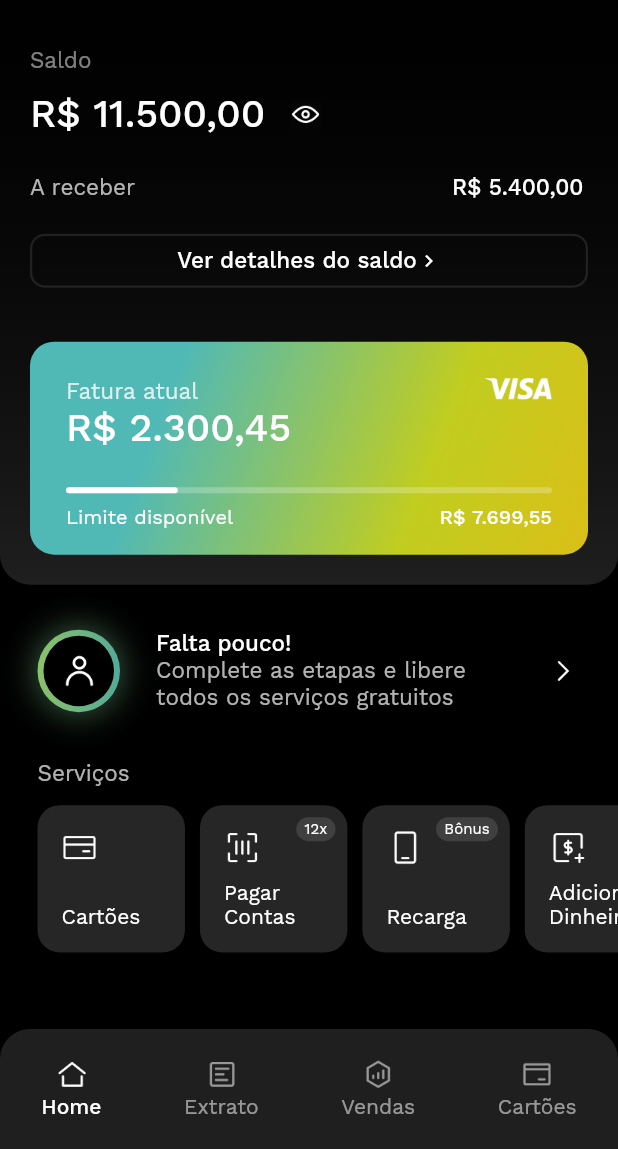
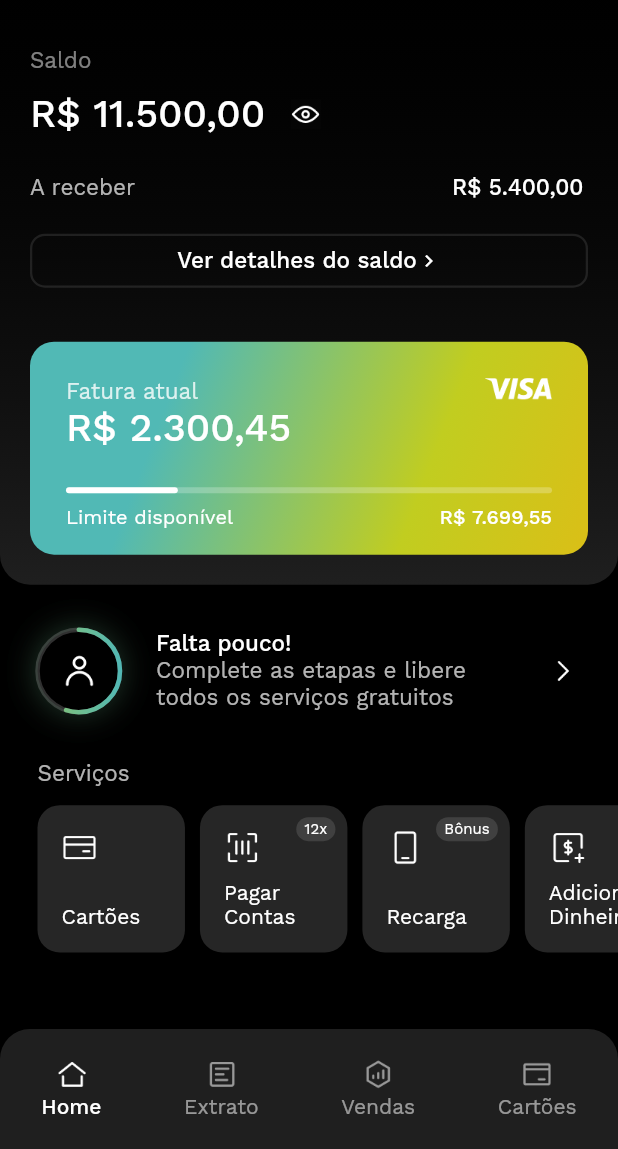
Before and after one commit to luscas/pagbank, a Flutter app: the screen it shows after launch, after a tap on "começar", on a phone screen of 412 x 824 dp, the part 87-1236 px from its top. Run offline on Flutter 3.47's test engine with Material 2 defaults, Android fonts, the phone set to English and light mode, and no system bars.

Commit message:
:bug: CircularPaint

```diff
--- /dev/null
+++ b/lib/dashboard/components/circular_paint.dart
@@ -0,0 +1,69 @@
+/// CircularPaint
+/// @author Yeasin Sheikh
+/// @url https://stackoverflow.com/questions/70871081/circle-progress-gradient-border-in-flutter/70897589#70897589
+
+import 'package:flutter/material.dart';
+import 'dart:math' as math;
+
+double deg2rad(double deg) => deg * math.pi / 180;
+
+class CircularPaint extends CustomPainter {
+  /// ring/border thickness, default  it will be 8px [borderThickness].
+  final double borderThickness;
+  final double progressValue;
+
+  CircularPaint({
+    this.borderThickness = 3.0,
+    required this.progressValue,
+  });
+
+  @override
+  void paint(Canvas canvas, Size size) {
+    Offset center = Offset(size.width / 2, size.height / 2);
+
+    final rect =
+    Rect.fromCenter(center: center, width: size.width, height: size.height);
+
+    Paint paint = Paint()
+      ..color = Colors.grey.withOpacity(.3)
+      ..style = PaintingStyle.stroke
+      ..strokeCap = StrokeCap.round
+      ..strokeWidth = borderThickness;
+
+    //grey background
+    canvas.drawArc(
+      rect,
+      deg2rad(0),
+      deg2rad(360),
+      false,
+      paint,
+    );
+
+    Paint progressBarPaint = Paint()
+      ..style = PaintingStyle.stroke
+      ..strokeCap = StrokeCap.round
+      ..strokeWidth = borderThickness
+      ..shader = const LinearGradient(
+        begin: Alignment.centerLeft,
+        end: Alignment.centerRight,
+        colors: [
+          Color(0xFF8DC369),
+          Color(0xFF52B8B4)
+        ],
+      ).createShader(rect);
+    canvas.drawArc(
+      rect,
+      deg2rad(-90),
+      deg2rad(360 * progressValue),
+      false,
+      progressBarPaint,
+    );
+  }
+
+  @override
+  bool shouldRepaint(covariant CustomPainter oldDelegate) {
+    final oldPainter = (oldDelegate as CircularPaint);
+    return oldPainter.borderThickness != this.borderThickness ||
+        oldPainter.progressValue != this.progressValue;
+  }
+}
--- a/lib/dashboard/dashboard.screen.dart
+++ b/lib/dashboard/dashboard.screen.dart
@@ -1,46 +1,7 @@
 import 'package:flutter/material.dart';
 import 'package:intl/intl.dart';
+import 'package:pagbank/dashboard/components/circular_paint.dart';
 import 'package:pagbank/data/user.dart';
-
-class CircularArc extends StatelessWidget {
-  const CircularArc({Key? key}) : super(key: key);
-
-  @override
-  Widget build(BuildContext context) {
-    return Container(
-      width: 55,
-      height: 55,
-      decoration: BoxDecoration(
-        shape: BoxShape.circle,
-        boxShadow: [
-          BoxShadow(
-            color: const Color(0xFF8BC26A).withOpacity(0.3),
-            blurRadius: 18.94,
-          ),
-          BoxShadow(
-            color: const Color(0xFF54A99A).withOpacity(0.3),
-            blurRadius: 18.94,
-          )
-        ],
-        gradient: const LinearGradient(
-          colors: [
-            Color(0xFF8BC26A),
-            Color(0xFF54A99A)
-          ],
-          begin: Alignment.centerLeft
-        ),
-      ),
-      child: Container(
-        margin: const EdgeInsets.all(4.0),
-        decoration: const BoxDecoration(
-          color: Colors.black,
-          shape: BoxShape.circle
-        ),
-        child: Image.asset('images/user.png'),
-      ),
-    );
-  }
-}
 
 class DashboardScreen extends StatefulWidget {
   const DashboardScreen({Key? key}) : super(key: key);
@@ -49,8 +10,32 @@ class DashboardScreen extends StatefulWidget {
   State<DashboardScreen> createState() => _DashboardScreenState();
 }
 
-class _DashboardScreenState extends State<DashboardScreen> {
+class _DashboardScreenState extends State<DashboardScreen> with SingleTickerProviderStateMixin {
   final formatCurrency = NumberFormat.currency(locale: "pt_BR", symbol: "R\$");
+  double sliderValue = 0.0;
+
+  late Animation<double> animation;
+  late AnimationController controller;
+
+  @override
+  void initState() {
+    controller =
+        AnimationController(vsync: this, duration: const Duration(milliseconds: 1500));
+    animation = Tween<double>(begin: 0.0, end: 0.75).animate(controller)
+      ..addListener(() {
+        setState(() {});
+      });
+
+    controller.forward();
+
+    super.initState();
+  }
+
+  @override
+  void dispose() {
+    controller.dispose();
+    super.dispose();
+  }
 
   @override
   Widget build(BuildContext context) {
@@ -291,7 +276,35 @@ class _DashboardScreenState extends State<DashboardScreen> {
                 padding: const EdgeInsets.only(top: 30.0, left: 25.0, right: 25.0,),
                 child: Row(
                   children: [
-                    const CircularArc(),
+                    // const CircularArc(),
+                    Container(
+                      width: 55,
+                      height: 55,
+                      decoration: const BoxDecoration(
+                        shape: BoxShape.circle,
+                        boxShadow: [
+                          BoxShadow(
+                            color: Color.fromRGBO(143,195,103,0.18),
+                            blurStyle: BlurStyle.outer,
+                            blurRadius: 18.0
+                          ),
+                          BoxShadow(
+                            color: Color.fromRGBO(82,184,180,0.18),
+                            blurStyle: BlurStyle.outer,
+                            blurRadius: 18.0,
+                          )
+                        ]
+                      ),
+                      child: CustomPaint(
+                        size: const Size(55, 55), // no effect while adding child
+                        painter: CircularPaint(
+                          progressValue: animation.value.toDouble(),
+                        ),
+                        child: Center(
+                          child: Image.asset('images/user.png'),
+                        ),
+                      ),
+                    ),
 
                     Expanded(
                       child: Container(
```
Also changed, not shown: 1 other file.
